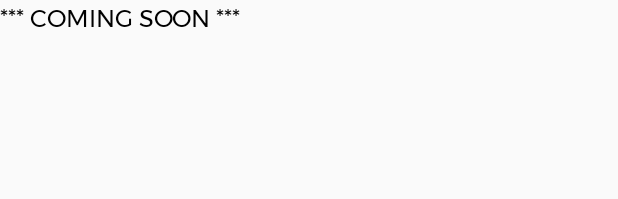
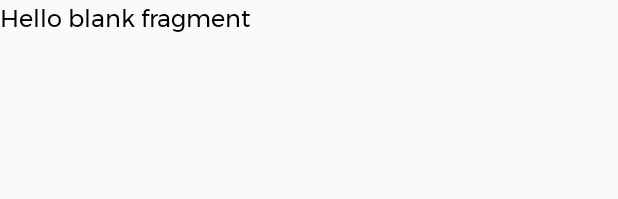
Before and after one commit to mikeaxle/StudyBuddyAndroid, an Android app: the layout fragment_help.xml on its own in the app's theme, with its tools: preview values and no code run, on a phone screen of 412 x 824 dp. Shown: the top 199 px of the screen. Run offline under Robolectric (Android 15) with nearby library versions, the phone set to English and light mode, and no system bars.

Commit message:
help screen added

```diff
--- a/app/src/main/java/com/tecknologick/studybuddy/StoreFragment.java
+++ b/app/src/main/java/com/tecknologick/studybuddy/HelpFragment.java
@@ -1,6 +1,7 @@
 package com.tecknologick.studybuddy;
 
 
+import android.content.Intent;
 import android.os.Bundle;
 import android.app.Fragment;
 import android.view.LayoutInflater;
@@ -9,11 +10,11 @@ import android.view.ViewGroup;
 
     //TODO: add store fragment functionality
 
-public class StoreFragment extends Fragment {
+public class HelpFragment extends Fragment {
 
     //method to instantiate fragment
-    public static StoreFragment newInstance() {
-        return new StoreFragment();
+    public static HelpFragment newInstance() {
+        return new HelpFragment();
     }
 
     @Override
@@ -26,7 +27,6 @@ public class StoreFragment extends Fragment {
     public View onCreateView(LayoutInflater inflater, ViewGroup container,
                              Bundle savedInstanceState) {
         // Inflate the layout for this fragment
-        return inflater.inflate(R.layout.fragment_store, container, false);
+        return inflater.inflate(R.layout.fragment_help, container, false);
     }
-
 }
--- a/app/src/main/res/layout/fragment_store.xml
+++ b/app/src/main/res/layout/fragment_help.xml
@@ -1,15 +1,14 @@
+<?xml version="1.0" encoding="utf-8"?>
 <FrameLayout xmlns:android="http://schemas.android.com/apk/res/android"
     xmlns:tools="http://schemas.android.com/tools"
     android:layout_width="match_parent"
     android:layout_height="match_parent"
-    tools:context="com.tecknoloick.studybuddy.StoreFragment">
+    tools:context=".HelpFragment">
 
-
-    <!-- TODO: create store fragment layout -->
-
+    <!-- TODO: Update blank fragment layout -->
     <TextView
         android:layout_width="match_parent"
         android:layout_height="match_parent"
-        android:text="*** COMING SOON ***" />
+        android:text="@string/hello_blank_fragment" />
 
 </FrameLayout>
--- a/app/src/main/res/values/strings.xml
+++ b/app/src/main/res/values/strings.xml
@@ -18,5 +18,8 @@
     <string name="selected_answer">selected answer:</string>
     <string name="correct_answer">correct answer:</string>
 
+    <!-- TODO: Remove or change this placeholder text -->
+    <string name="hello_blank_fragment">Hello blank fragment</string>
+
 
 </resources>
```
Also changed, not shown: app/src/main/java/com/tecknologick/studybuddy/ModuleActivity.java (+9 -1 lines), 2 other files.
